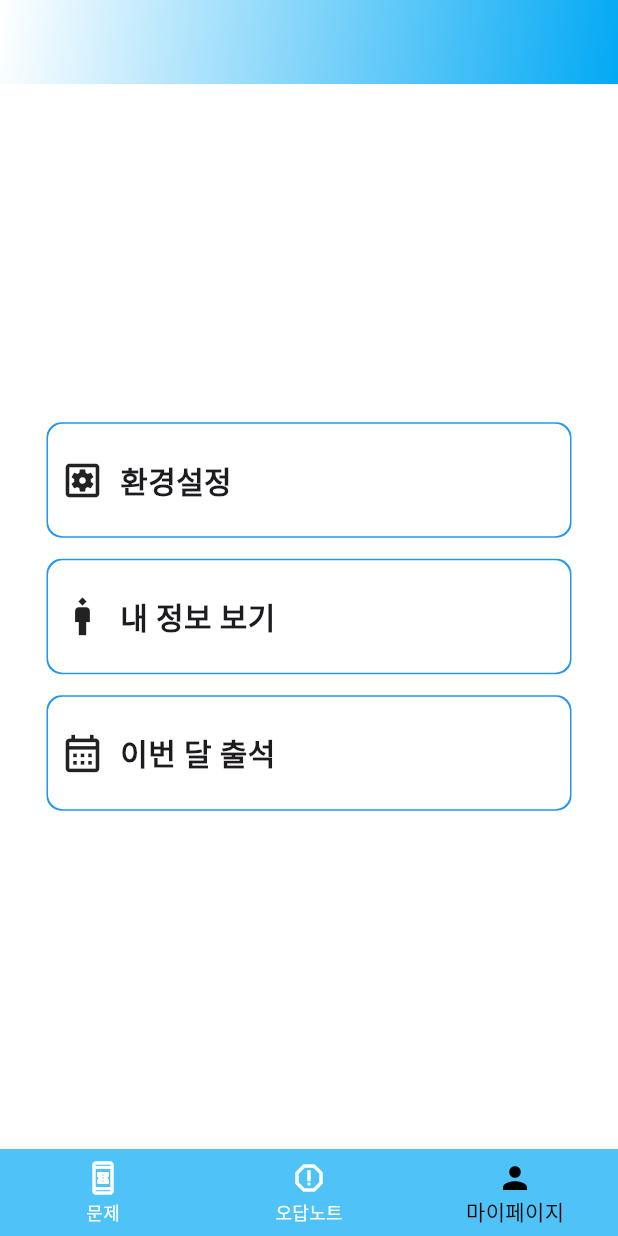
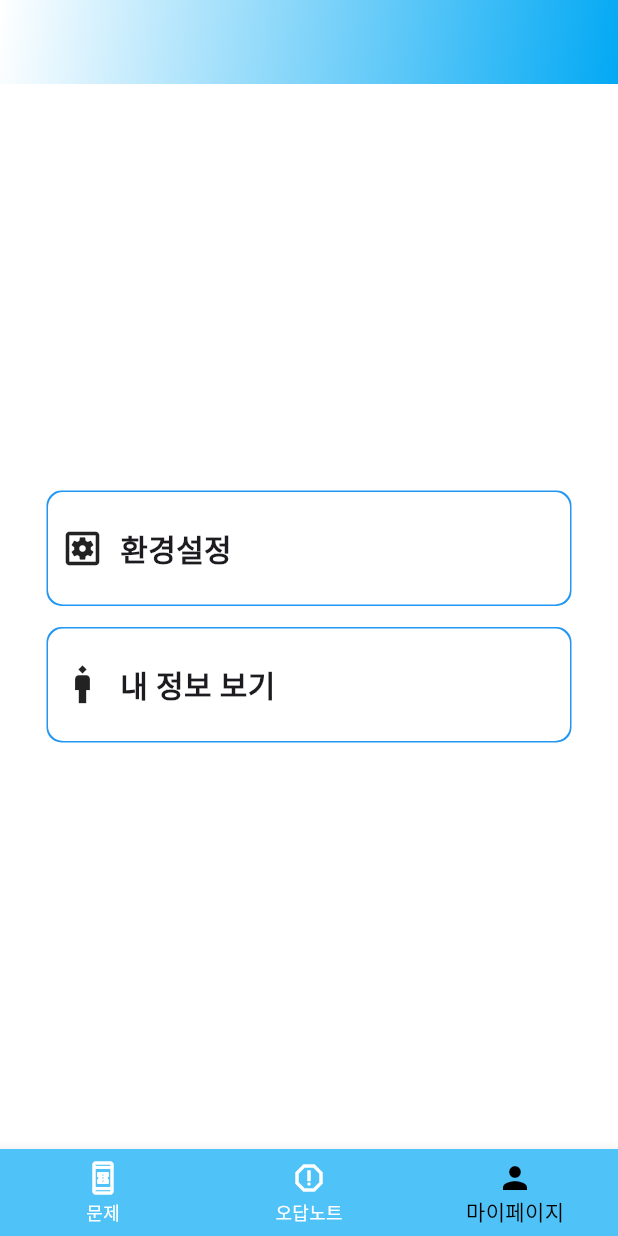
Before and after one commit to shinerdes/accountingbank, a Flutter app: the SettingMainPage screen opened by its route, on a phone screen of 412 x 824 dp. Run offline on Flutter 3.47's test engine with Material 3 defaults, Android fonts, the phone set to English and light mode, and no system bars; our stand-ins replace dio, flutter_riverpod, flutter_widget_from_html, freezed_annotation, gap, go_router and 2 more; accounts and stored records are empty; Roboto replaces fonts that are missing (Pretendard).

Commit message:
imsi setting widget remove

```diff
--- a/lib/page/setting/setting_main_page.dart
+++ b/lib/page/setting/setting_main_page.dart
@@ -37,13 +37,13 @@ class _SettingMainPageState extends ConsumerState<SettingMainPage> {
               ),
               title: '내 정보 보기',
             ),
-            SettingMainWidget(
-              icon: Icon(
-                Icons.calendar_month_outlined,
-                size: 30,
-              ),
-              title: '이번 달 출석',
-            ),
+            // SettingMainWidget(
+            //   icon: Icon(
+            //     Icons.calendar_month_outlined,
+            //     size: 30,
+            //   ),
+            //   title: '이번 달 출석',
+            // ),
           ],
         ),
       ),
--- a/lib/service/api_service.dart
+++ b/lib/service/api_service.dart
@@ -5,7 +5,6 @@ final dioProvider = Provider<Dio>((ref) {
   Dio dio = Dio(
     BaseOptions(
       baseUrl: 'http://13.124.70.40',
-      //baseUrl: 'https://jsonplaceholder.typicode.com',
       connectTimeout: const Duration(milliseconds: 5000),
       receiveTimeout: const Duration(milliseconds: 5000),
     ),
```
Also changed, not shown: 4 other files.
